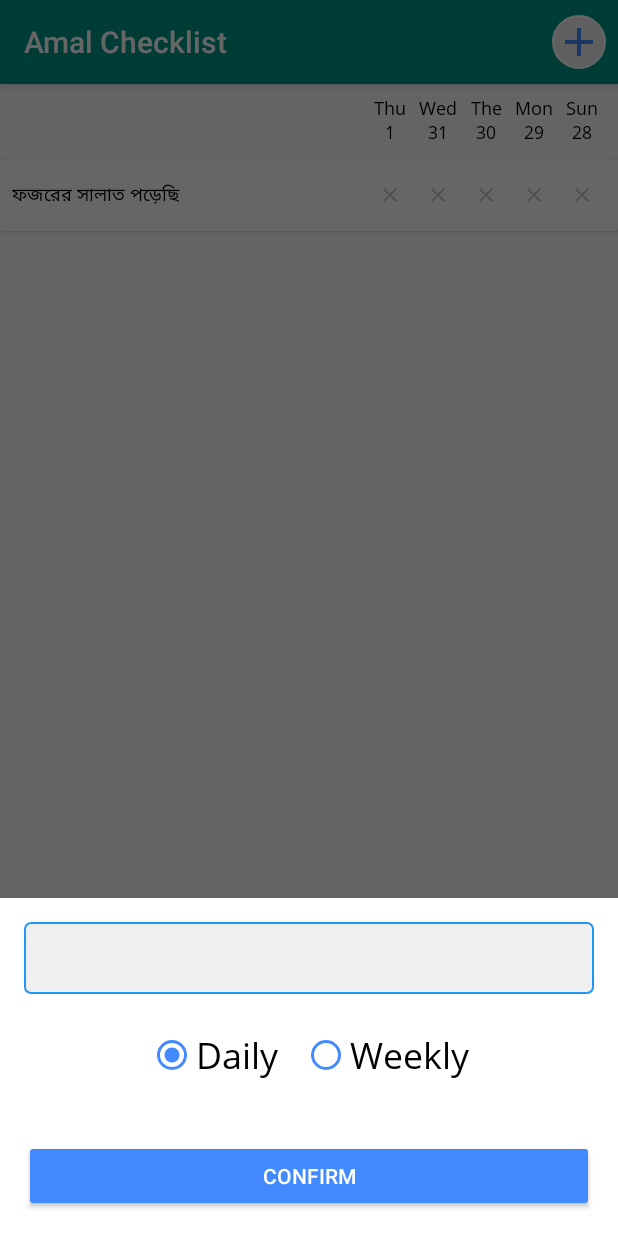
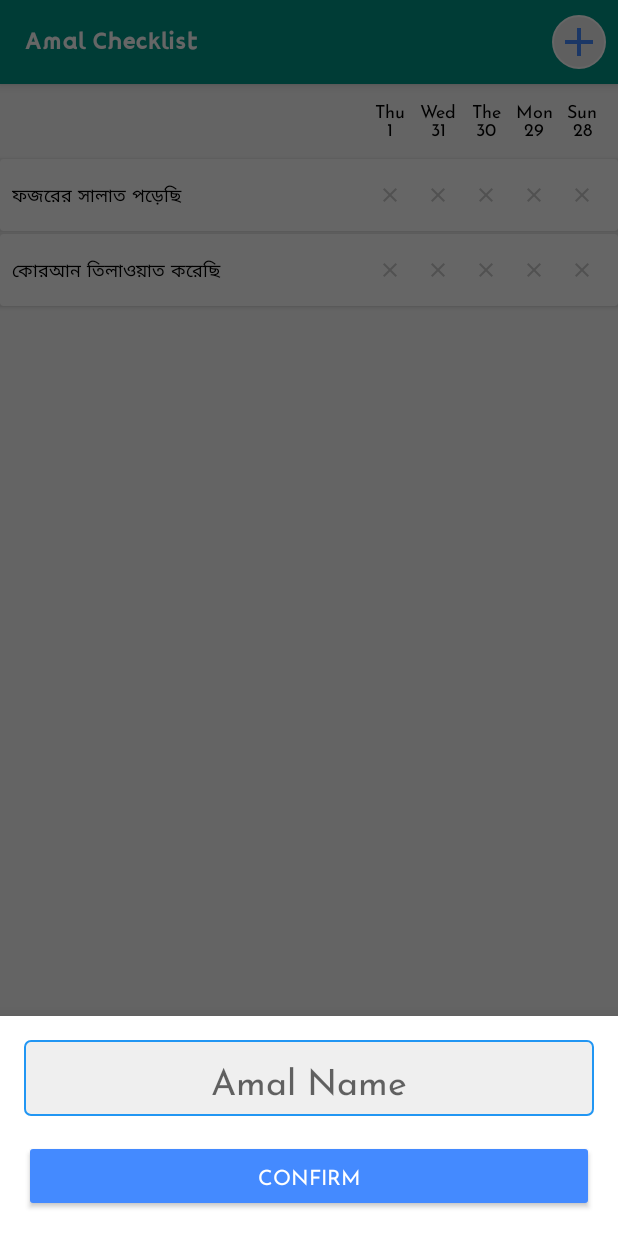
Before and after one commit to fcat97/AmalChecklist, an Android app: the screen it shows after launch (MainActivity), after a tap on an icon or button, on a phone screen of 412 x 824 dp. Run offline under Robolectric (Android 15) with nearby library versions, the phone set to English and light mode, and no system bars; our stand-ins replace Room's generated code; 18 statements that could not run were skipped.

Commit message:
++ UI improved

```diff
--- a/app/src/main/java/media/uqab/amalchecklist/FragmentAdd.java
+++ b/app/src/main/java/media/uqab/amalchecklist/FragmentAdd.java
@@ -7,6 +7,7 @@
 import android.widget.Button;
 import android.widget.EditText;
 import android.widget.RadioButton;
+import android.widget.RadioGroup;
 import android.widget.Toast;
 
 import androidx.annotation.NonNull;
@@ -20,6 +21,7 @@
     private Button confirmButton;
     private Amal amal;
     private ConfirmListener confirmListener;
+    private RadioGroup radioGroup;
 
     public FragmentAdd(Amal amal) {
         this.amal = amal;
@@ -34,6 +36,7 @@
         daily_rb = view.findViewById(R.id.rb_daily);
         weekly_rb = view.findViewById(R.id.rb_weekly);
         confirmButton = view.findViewById(R.id.confirm_button);
+        radioGroup = view.findViewById(R.id.radio_group);
 
         return view;
     }
@@ -45,6 +48,7 @@
         label_et.setText(amal.label);
         daily_rb.setChecked(amal.type == AmalType.DAILY);
         weekly_rb.setChecked(amal.type == AmalType.WEEKLY);
+        radioGroup.setVisibility(View.GONE); // Todo: remove for weekly amal
 
         confirmButton.setOnClickListener(v -> {
             String label = label_et.getText().toString().trim();
@@ -54,8 +58,10 @@
             }
 
             amal.label = label;
-            if (daily_rb.isChecked()) amal.type = AmalType.DAILY;
-            else if (weekly_rb.isChecked()) amal.type = AmalType.WEEKLY;
+            amal.type = AmalType.DAILY;
+            // TODO: uncomment for weekly amal
+//            if (daily_rb.isChecked()) amal.type = AmalType.DAILY;
+//            else if (weekly_rb.isChecked()) amal.type = AmalType.WEEKLY;
 
             if (confirmListener != null) {
                 confirmListener.onConfirm(amal);
--- a/app/src/main/java/media/uqab/amalchecklist/MainActivity.java
+++ b/app/src/main/java/media/uqab/amalchecklist/MainActivity.java
@@ -40,15 +40,19 @@
                 .setAmalLiveData(dailyAmal)
                 .setItemClickListener(this::openFragmentAdd)
                 .setItemChangedListener(this::updateAmal);
-        fragmentWeekly = new FragmentAmal()
-                .setAmalLiveData(weeklyAmal)
-                .setItemClickListener(this::openFragmentAdd)
-                .setItemChangedListener(this::updateAmal);
-
-        viewPager = findViewById(R.id.viewPager);
-        viewPager.setAdapter(new ViewPagerAdapter(getSupportFragmentManager(), getLifecycle()));
-        tabLayout = findViewById(R.id.tab_layout);
-        new TabPagerBinder(tabLayout, viewPager);
+        getSupportFragmentManager().beginTransaction()
+                .add(R.id.container, fragmentDaily)
+                .commit();
+//
+//        fragmentWeekly = new FragmentAmal()
+//                .setAmalLiveData(weeklyAmal)
+//                .setItemClickListener(this::openFragmentAdd)
+//                .setItemChangedListener(this::updateAmal);
+//
+//        viewPager = findViewById(R.id.viewPager);
+//        viewPager.setAdapter(new ViewPagerAdapter(getSupportFragmentManager(), getLifecycle()));
+//        tabLayout = findViewById(R.id.tab_layout);
+//        new TabPagerBinder(tabLayout, viewPager);
 
         addButton = findViewById(R.id.addButton);
         addButton.setOnClickListener(v -> {
--- a/app/src/main/res/layout/activity_main.xml
+++ b/app/src/main/res/layout/activity_main.xml
@@ -23,6 +23,7 @@
                 app:popupTheme="@style/AppTheme.PopupOverlay"
                 app:titleTextColor="@color/colorWhite"
                 app:title="Amal Checklist"
+                app:titleTextAppearance="@style/textRegularOliciy"
                 android:layout_toStartOf="@id/addButton"/>
             <ImageButton
                 android:id="@+id/addButton"
@@ -37,25 +38,32 @@
         </RelativeLayout>
     </com.google.android.material.appbar.AppBarLayout>
 
-    <androidx.viewpager2.widget.ViewPager2
-        android:id="@+id/viewPager"
-        android:layout_width="match_parent"
-        android:layout_height="match_parent"
-        android:layout_above="@id/tab_layout"
-        android:layout_below="@id/appbarLayout"/>
-
-    <com.google.android.material.tabs.TabLayout
-        android:id="@+id/tab_layout"
+    <FrameLayout
+        android:id="@+id/container"
         android:layout_width="match_parent"
         android:layout_height="wrap_content"
-        android:layout_alignParentBottom="true">
-        <com.google.android.material.tabs.TabItem
-            android:layout_width="wrap_content"
-            android:layout_height="wrap_content"
-            android:text="@string/daily"/>
-        <com.google.android.material.tabs.TabItem
-            android:layout_width="wrap_content"
-            android:layout_height="wrap_content"
-            android:text="@string/weekly"/>
-    </com.google.android.material.tabs.TabLayout>
+        android:layout_below="@id/appbarLayout"
+        android:layout_alignParentBottom="true"/>
+
+<!--    <androidx.viewpager2.widget.ViewPager2-->
+<!--        android:id="@+id/viewPager"-->
+<!--        android:layout_width="match_parent"-->
+<!--        android:layout_height="match_parent"-->
+<!--        android:layout_above="@id/tab_layout"-->
+<!--        android:layout_below="@id/appbarLayout"/>-->
+
+<!--    <com.google.android.material.tabs.TabLayout-->
+<!--        android:id="@+id/tab_layout"-->
+<!--        android:layout_width="match_parent"-->
+<!--        android:layout_height="wrap_content"-->
+<!--        android:layout_alignParentBottom="true">-->
+<!--        <com.google.android.material.tabs.TabItem-->
+<!--            android:layout_width="wrap_content"-->
+<!--            android:layout_height="wrap_content"-->
+<!--            android:text="@string/daily"/>-->
+<!--        <com.google.android.material.tabs.TabItem-->
+<!--            android:layout_width="wrap_content"-->
+<!--            android:layout_height="wrap_content"-->
+<!--            android:text="@string/weekly"/>-->
+<!--    </com.google.android.material.tabs.TabLayout>-->
 </RelativeLayout>
--- a/app/src/main/res/layout/fragment_add.xml
+++ b/app/src/main/res/layout/fragment_add.xml
@@ -11,8 +11,11 @@
         android:layout_height="wrap_content"
         android:textAppearance="@style/textLarge"
         android:padding="@dimen/dimen_small"
+        android:hint="@string/amal_name"
+        android:textAlignment="center"
         android:background="@drawable/edit_text_background"/>
     <RadioGroup
+        android:id="@+id/radio_group"
         android:layout_width="match_parent"
         android:layout_height="wrap_content"
         android:orientation="horizontal"
--- a/app/src/main/res/values/strings.xml
+++ b/app/src/main/res/values/strings.xml
@@ -4,4 +4,5 @@
     <string name="weekly">Weekly</string>
     <string name="something_as_text">Something as Text</string>
     <string name="confirm_text">Confirm</string>
+    <string name="amal_name">Amal Name</string>
 </resources>
--- a/app/src/main/res/values/style.xml
+++ b/app/src/main/res/values/style.xml
@@ -26,6 +26,7 @@
     </style>
     <style name="AppTheme.Button" parent="Widget.AppCompat.Button">
         <item name="backgroundTint">?attr/colorAccent</item>
+        <item name="fontFamily">@font/josefin_regular</item>
         <item name="android:textColor">@color/colorWhite</item>
     </style>
 
@@ -33,17 +34,24 @@
     <style name="textRegular">
         <item name="android:textSize">14sp</item>
         <item name="android:background">@android:color/transparent</item>
-        <item name="android:fontFamily">@font/open_sans_regular</item>
+        <item name="android:fontFamily">@font/josefin_regular</item>
     </style>
+
+    <style name="textRegularOliciy">
+        <item name="android:textSize">14sp</item>
+        <item name="android:background">@android:color/transparent</item>
+        <item name="android:fontFamily">@font/oliciy</item>
+    </style>
+
 
     <style name="textRegular.bold" parent="textRegular">
         <item name="android:textStyle">bold</item>
-        <item name="android:fontFamily">@font/open_sans_bold</item>
+        <item name="android:fontFamily">@font/josefin_bold</item>
     </style>
 
     <style name="textRegular.italic" parent="textRegular">
         <item name="android:textStyle">italic</item>
-        <item name="android:fontFamily">@font/open_sans_light_italic</item>
+        <item name="android:fontFamily">@font/josefin_light_italic</item>
     </style>
 
     <style name="textSmall" parent="textRegular">
@@ -58,12 +66,12 @@
     </style>
     <style name="textLarge">
         <item name="android:textSize">24sp</item>
-        <item name="fontFamily">@font/open_sans_regular</item>
+        <item name="fontFamily">@font/josefin_regular</item>
         <item name="background">@android:color/transparent</item>
     </style>
     <style name="textLarge.Bold">
         <item name="android:textSize">24sp</item>
-        <item name="fontFamily">@font/open_sans_bold</item>
+        <item name="fontFamily">@font/josefin_bold</item>
         <item name="background">@android:color/transparent</item>
     </style>
 
```
Also changed, not shown: app/src/main/res/font/josefin_bold.ttf (added), app/src/main/res/font/josefin_bold_italic.ttf (added), app/src/main/res/font/josefin_light_italic.ttf (added), app/src/main/res/font/josefin_regular.ttf (added), app/src/main/res/font/oliciy.ttf (added), 1 other file.
